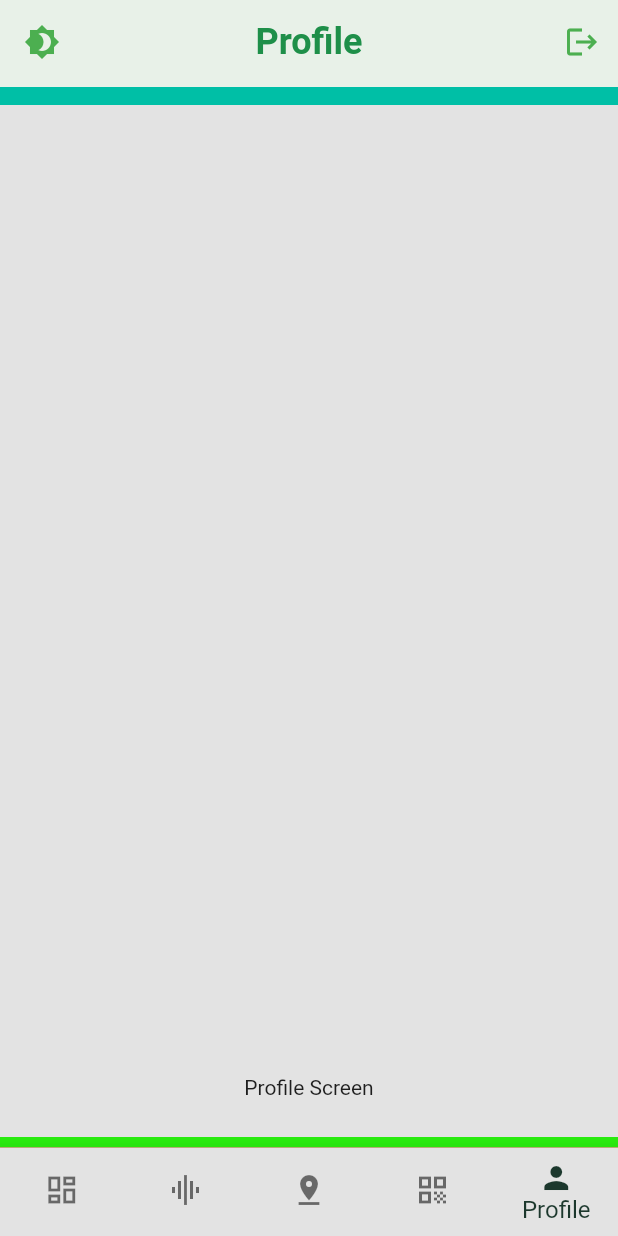
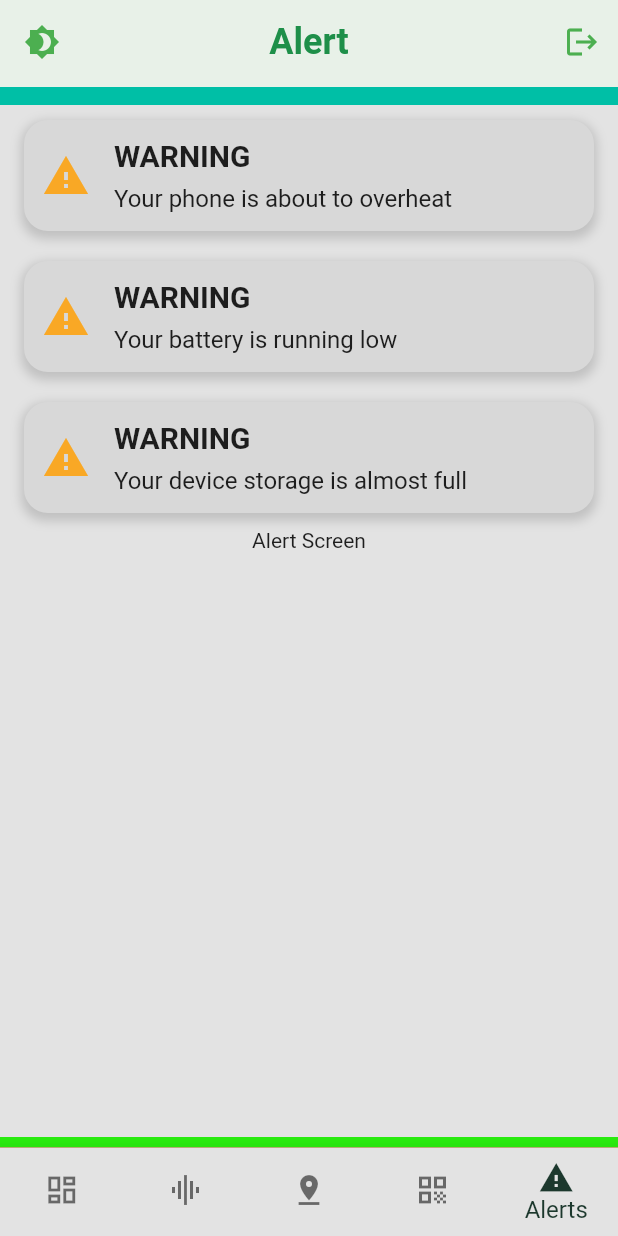
Before and after one commit to Ramajana05/MDMA-APP, a Flutter app: the BottomTabBar screen opened directly, item 5 of the bottom bar chosen, on a phone screen of 412 x 824 dp. Run offline on Flutter 3.47's test engine with Material 2 defaults, Android fonts, the phone set to English and light mode, and no system bars; our stand-ins replace google_maps_flutter; Roboto replaces fonts that are missing (Poppins).

```diff
--- a/lib/dialog/logoutDialog.dart
+++ b/lib/dialog/logoutDialog.dart
@@ -29,7 +29,7 @@ class LogoutDialog extends StatelessWidget {
             Navigator.pushReplacement(
               context,
               MaterialPageRoute(builder: (context) => LoginPage()),
-            );
+            ); // Close the dialog
           },
           child: Text('Log out'),
           style: ElevatedButton.styleFrom(
--- a/lib/main.dart
+++ b/lib/main.dart
@@ -3,6 +3,7 @@ import 'package:flutter/services.dart';
 import 'package:forestapp/screen/dashboardScreen.dart';
 import 'package:forestapp/screen/loginScreen.dart';
 import 'package:forestapp/widget/bottomNavBar.dart';
+import 'package:google_maps_flutter/google_maps_flutter.dart';
 
 void main() {
   runApp(MyApp());
--- /dev/null
+++ b/lib/screen/alertsScreen.dart
@@ -0,0 +1,39 @@
+import 'package:flutter/material.dart';
+import 'package:forestapp/widget/topNavBar.dart';
+import 'package:forestapp/widget/warningWidget.dart';
+
+class AlertScreen extends StatefulWidget {
+  AlertScreen({Key? key}) : super(key: key);
+
+  @override
+  State<AlertScreen> createState() => _AlertScreen();
+}
+
+class _AlertScreen extends State<AlertScreen> {
+  @override
+  Widget build(BuildContext context) {
+    return Scaffold(
+      backgroundColor: Color.fromARGB(255, 227, 227, 227),
+      appBar: TopNavBar(
+        title: 'Alert',
+        onMenuPressed: () {
+          // Add your side panel logic here
+        },
+      ),
+      body: Column(
+        children: [
+          WarningWidget(message: "Your phone is about to overheat"),
+          WarningWidget(message: "Your battery is running low"),
+          WarningWidget(message: "Your device storage is almost full"),
+          Padding(
+            padding: const EdgeInsets.only(bottom: 25),
+            child: Align(
+              alignment: Alignment.bottomCenter,
+              child: Text('Alert Screen'),
+            ),
+          ),
+        ],
+      ),
+    );
+  }
+}
--- a/lib/screen/profileScreen.dart
+++ /dev/null
@@ -1,31 +0,0 @@
-import 'package:flutter/material.dart';
-import 'package:forestapp/widget/topNavBar.dart';
-
-class ProfileScreen extends StatefulWidget {
-  ProfileScreen({Key? key}) : super(key: key);
-
-  @override
-  State<ProfileScreen> createState() => _ProfileScreen();
-}
-
-class _ProfileScreen extends State<ProfileScreen> {
-  @override
-  Widget build(BuildContext context) {
-    return Scaffold(
-      backgroundColor: Color.fromARGB(255, 227, 227, 227),
-      appBar: TopNavBar(
-        title: 'Profile',
-        onMenuPressed: () {
-          // Add your side panel logic here
-        },
-      ),
-      body: Padding(
-        padding: const EdgeInsets.only(bottom: 25),
-        child: Align(
-          alignment: Alignment.bottomCenter,
-          child: Text('Profile Screen'),
-        ),
-      ),
-    );
-  }
-}
--- a/lib/widget/bottomNavBar.dart
+++ b/lib/widget/bottomNavBar.dart
@@ -1,11 +1,10 @@
-
 import 'package:flutter/material.dart';
 import 'package:flutter/material.dart';
 import 'package:forestapp/screen/dashboardScreen.dart';
 import 'package:forestapp/screen/statisticsScreen.dart';
 import 'package:forestapp/screen/mapScreen.dart';
 import 'package:forestapp/screen/scanScreen.dart';
-import 'package:forestapp/screen/profileScreen.dart';
+import 'package:forestapp/screen/alertsScreen.dart';
 import 'package:forestapp/design/bottomNavBarDecoration.dart';
 
 class BottomTabBar extends StatefulWidget {
@@ -22,7 +21,7 @@ class _BottomTabBarState extends State<BottomTabBar> {
     StatisticsScreen(),
     MapScreen(),
     ScanScreen(),
-    ProfileScreen(),
+    AlertScreen(),
   ];
 
   @override
@@ -60,8 +59,8 @@ class _BottomTabBarState extends State<BottomTabBar> {
               label: 'Scanner',
             ),
             BottomNavigationBarItem(
-              icon: Icon(Icons.person),
-              label: 'Profile',
+              icon: Icon(Icons.warning),
+              label: 'Alerts',
             ),
           ],
           selectedLabelStyle: const TextStyle(
--- a/lib/widget/topNavBarBasic.dart
+++ b/lib/widget/topNavBarBasic.dart
@@ -15,6 +15,7 @@ class TopNavBarBasic extends StatelessWidget implements PreferredSizeWidget {
   @override
   Widget build(BuildContext context) {
     return AppBar(
+      automaticallyImplyLeading: false,
       title: Text(
         title,
         style: topNavBarDecoration.getTitleTextStyle(),
--- /dev/null
+++ b/lib/widget/warningWidget.dart
@@ -0,0 +1,46 @@
+import 'package:flutter/material.dart';
+
+class WarningWidget extends StatelessWidget {
+  final String message;
+
+  WarningWidget({required this.message});
+
+  @override
+  Widget build(BuildContext context) {
+    return Padding(
+      padding: const EdgeInsets.fromLTRB(16.0, 10.0, 16.0, 10.0),
+      child: Container(
+        padding: EdgeInsets.all(12.0),
+        decoration: BoxDecoration(
+          color: Color.fromARGB(
+              255, 216, 216, 216), // Set the background color to green
+          borderRadius: BorderRadius.circular(16.0),
+          boxShadow: [
+            BoxShadow(
+              color: Colors.grey.withOpacity(0.5),
+              spreadRadius: 2,
+              blurRadius: 5,
+              offset: Offset(0, 3),
+            ),
+          ],
+        ),
+        child: Row(
+          children: [
+            Icon(Icons.warning, color: Colors.yellow[800], size: 32.0),
+            SizedBox(width: 16.0),
+            Column(
+              crossAxisAlignment: CrossAxisAlignment.start,
+              children: [
+                Text("WARNING",
+                    style:
+                        TextStyle(fontWeight: FontWeight.bold, fontSize: 20.0)),
+                SizedBox(height: 8.0),
+                Text(message, style: TextStyle(fontSize: 16.0)),
+              ],
+            ),
+          ],
+        ),
+      ),
+    );
+  }
+}
--- a/pubspec.yaml
+++ b/pubspec.yaml
@@ -39,7 +39,7 @@ dependencies:
 dev_dependencies:
   flutter_test:
     sdk: flutter
-
+  google_maps_flutter: ^2.2.0
   # The "flutter_lints" package below contains a set of recommended lints to
   # encourage good coding practices. The lint set provided by the package is
   # activated in the `analysis_options.yaml` file located at the root of your
```
Also changed, not shown: lib/screen/mapScreen.dart (+43 -6 lines), pubspec.lock, 3 other files.
